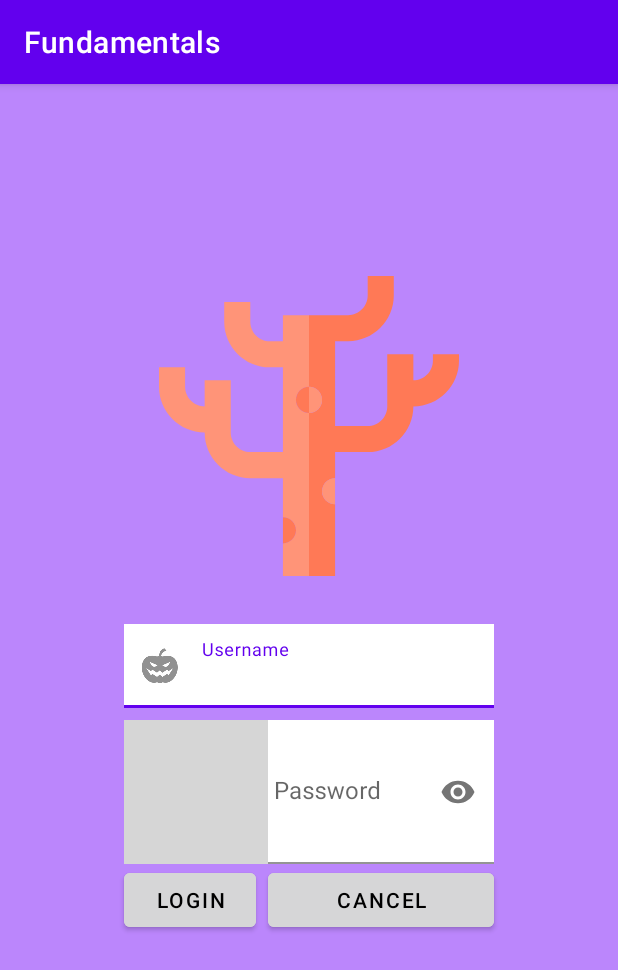
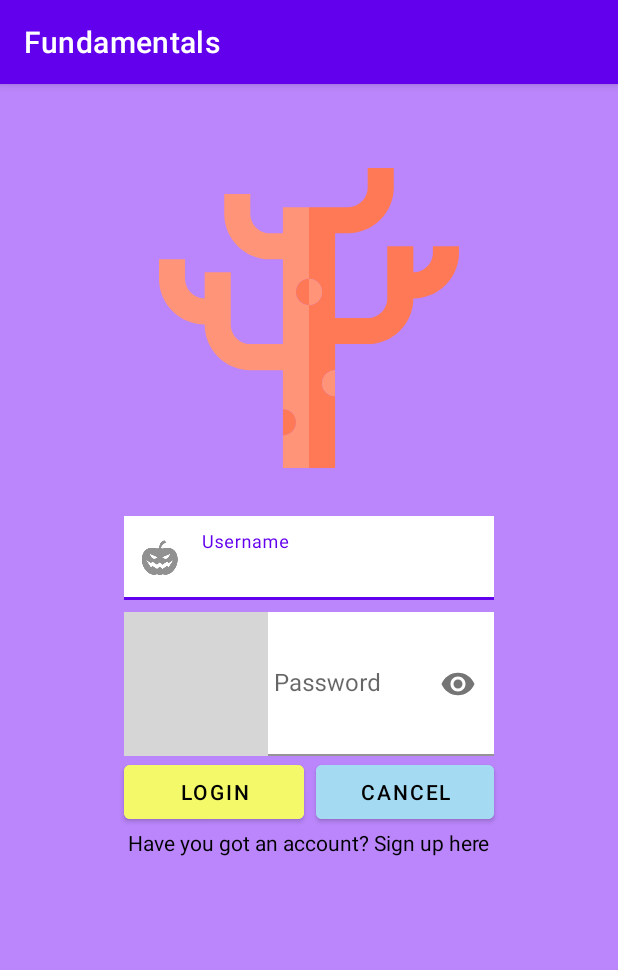
Before and after one commit to Nereare4/First, an Android app: the screen it shows after launch (MainActivity before the commit, LoginActivity after it), on a phone screen of 412 x 824 dp. Shown: the top 970 px of the screen. Run offline under Robolectric (Android 15) with nearby library versions, the phone set to English and light mode, and no system bars; grey boxes are pictures that could not be loaded.

Commit message:
rename activity, create new activity and styles

```diff
--- /dev/null
+++ b/app/src/main/java/com/example/fundamentals/LoginActivity.java
@@ -0,0 +1,32 @@
+package com.example.fundamentals;
+
+import androidx.appcompat.app.AppCompatActivity;
+
+import android.content.Intent;
+import android.os.Bundle;
+import android.view.View;
+import android.widget.TextView;
+
+public class LoginActivity extends AppCompatActivity {
+
+    TextView texto;
+
+    @Override
+    protected void onCreate(Bundle savedInstanceState) {
+        super.onCreate(savedInstanceState);
+        setContentView(R.layout.activity_login);
+
+        texto = findViewById(R.id.texto);
+
+        texto.setOnClickListener(new View.OnClickListener() {
+            @Override
+            public void onClick(View view) {
+                openMain();
+            }
+        });
+    }
+    public void openMain(){
+        Intent intent = new Intent(this, SingupActivity.class);
+        startActivity(intent);
+    }
+}
--- a/app/src/main/java/com/example/fundamentals/MainActivity.java
+++ b/app/src/main/java/com/example/fundamentals/SingupActivity.java
@@ -4,11 +4,11 @@ import androidx.appcompat.app.AppCompatActivity;
 
 import android.os.Bundle;
 
-public class MainActivity extends AppCompatActivity {
+public class SingupActivity extends AppCompatActivity {
 
     @Override
     protected void onCreate(Bundle savedInstanceState) {
         super.onCreate(savedInstanceState);
-        setContentView(R.layout.activity_main);
+        setContentView(R.layout.activity_singup);
     }
 }
--- /dev/null
+++ b/app/src/main/res/layout/activity_login.xml
@@ -0,0 +1,107 @@
+<?xml version="1.0" encoding="utf-8"?>
+<androidx.constraintlayout.widget.ConstraintLayout xmlns:android="http://schemas.android.com/apk/res/android"
+    xmlns:app="http://schemas.android.com/apk/res-auto"
+    xmlns:tools="http://schemas.android.com/tools"
+    android:layout_width="match_parent"
+    android:layout_height="match_parent"
+    tools:context=".LoginActivity"
+    android:background="@color/purple_200">
+    <ImageView
+        android:id="@+id/tree"
+        android:layout_width="200dp"
+        android:layout_height="200dp"
+        android:layout_marginTop="56dp"
+        app:layout_constraintTop_toTopOf="parent"
+        app:layout_constraintStart_toStartOf="parent"
+        app:layout_constraintEnd_toEndOf="parent"
+        android:src="@drawable/tree_svgrepo_com"/>
+    <!--<TextView
+        android:id="@+id/username"
+        android:layout_width="0dp"
+        android:layout_height="wrap_content"
+        app:layout_constraintTop_toBottomOf="@id/tree"
+        app:layout_constraintEnd_toEndOf="@id/rightguide"
+        app:layout_constraintStart_toStartOf="@+id/leftguide"
+        app:layout_constraintHorizontal_bias="0.496"
+        android:layout_marginTop="32dp"
+        android:padding="8dp"
+        android:background="@color/white"
+        android:hint="Username"/>
+    <TextView
+        android:id="@+id/password"
+        android:layout_width="0dp"
+        android:layout_height="wrap_content"
+        app:layout_constraintTop_toBottomOf="@id/username"
+        app:layout_constraintEnd_toEndOf="@id/rightguide"
+        app:layout_constraintStart_toStartOf="@+id/leftguide"
+        app:layout_constraintHorizontal_bias="0.496"
+        android:layout_marginTop="8dp"
+        android:padding="8dp"
+        android:background="@color/white"
+        android:hint="Password"/>-->
+    <com.google.android.material.textfield.TextInputLayout
+        android:id="@+id/tilusername"
+        app:layout_constraintTop_toBottomOf="@id/tree"
+        app:layout_constraintEnd_toEndOf="@id/rightguide"
+        app:layout_constraintStart_toStartOf="@+id/leftguide"
+        app:startIconDrawable="@drawable/ic_action_pumpkin"
+        style="@style/textinputlayoutUsername">
+        <EditText
+            android:layout_width="match_parent"
+            android:layout_height="wrap_content"
+            android:background="@color/white"
+            android:hint="Username"/>
+    </com.google.android.material.textfield.TextInputLayout>
+    <com.google.android.material.textfield.TextInputLayout
+        android:id="@+id/tilpassword"
+        app:layout_constraintTop_toBottomOf="@id/tilusername"
+        app:layout_constraintEnd_toEndOf="@id/rightguide"
+        app:layout_constraintStart_toStartOf="@+id/leftguide"
+        app:passwordToggleEnabled="true"
+        app:startIconDrawable="@drawable/ic_action_candy"
+        style="@style/textinoutlayoutPassword">
+        <EditText
+            android:layout_width="match_parent"
+            android:layout_height="wrap_content"
+            android:background="@color/white"
+            android:hint="Password"
+            android:inputType="textPassword" />
+    </com.google.android.material.textfield.TextInputLayout>
+    <Button
+        android:id="@+id/login"
+        app:layout_constraintTop_toBottomOf="@+id/tilpassword"
+        app:layout_constraintStart_toStartOf="@id/leftguide"
+        android:text="login"
+        style="@style/mainbuttonyellow" />
+    <Button
+        android:id="@+id/cancel"
+        app:layout_constraintEnd_toStartOf="@id/rightguide"
+        app:layout_constraintStart_toEndOf="@id/login"
+        app:layout_constraintTop_toTopOf="@id/login"
+        android:text="Cancel"
+        style="@style/mainbuttonblue" />
+    <TextView
+        android:id="@+id/texto"
+        android:layout_width="wrap_content"
+        android:layout_height="wrap_content"
+        app:layout_constraintTop_toBottomOf="@id/cancel"
+        app:layout_constraintEnd_toEndOf="@id/rightguide"
+        app:layout_constraintStart_toStartOf="@+id/leftguide"
+        android:text="Have you got an account? Sign up here"
+        android:textColor="@color/black"/>
+
+    <androidx.constraintlayout.widget.Guideline
+        android:id="@+id/leftguide"
+        android:layout_width="match_parent"
+        android:layout_height="match_parent"
+        android:orientation="vertical"
+        app:layout_constraintGuide_percent="0.2" />
+    <androidx.constraintlayout.widget.Guideline
+        android:id="@+id/rightguide"
+        android:layout_width="match_parent"
+        android:layout_height="match_parent"
+        android:orientation="vertical"
+        app:layout_constraintGuide_percent="0.80"/>
+
+
+</androidx.constraintlayout.widget.ConstraintLayout>
--- a/app/src/main/res/layout/activity_main.xml
+++ b/app/src/main/res/layout/activity_singup.xml
@@ -4,50 +4,24 @@
     xmlns:tools="http://schemas.android.com/tools"
     android:layout_width="match_parent"
     android:layout_height="match_parent"
-    tools:context=".MainActivity"
+    tools:context=".LoginActivity"
     android:background="@color/purple_200">
     <ImageView
         android:id="@+id/tree"
         android:layout_width="200dp"
         android:layout_height="200dp"
-        android:layout_marginTop="128dp"
+        android:layout_marginTop="40dp"
         app:layout_constraintTop_toTopOf="parent"
         app:layout_constraintStart_toStartOf="parent"
         app:layout_constraintEnd_toEndOf="parent"
         android:src="@drawable/tree_svgrepo_com"/>
-    <!--<TextView
-        android:id="@+id/username"
-        android:layout_width="0dp"
-        android:layout_height="wrap_content"
+    <com.google.android.material.textfield.TextInputLayout
+        android:id="@+id/tilusername"
         app:layout_constraintTop_toBottomOf="@id/tree"
         app:layout_constraintEnd_toEndOf="@id/rightguide"
         app:layout_constraintStart_toStartOf="@+id/leftguide"
-        app:layout_constraintHorizontal_bias="0.496"
-        android:layout_marginTop="32dp"
-        android:padding="8dp"
-        android:background="@color/white"
-        android:hint="Username"/>
-    <TextView
-        android:id="@+id/password"
-        android:layout_width="0dp"
-        android:layout_height="wrap_content"
-        app:layout_constraintTop_toBottomOf="@id/username"
-        app:layout_constraintEnd_toEndOf="@id/rightguide"
-        app:layout_constraintStart_toStartOf="@+id/leftguide"
-        app:layout_constraintHorizontal_bias="0.496"
-        android:layout_marginTop="8dp"
-        android:padding="8dp"
-        android:background="@color/white"
-        android:hint="Password"/>-->
-    <com.google.android.material.textfield.TextInputLayout
-        android:id="@+id/tilusername"
-        android:layout_width="0dp"
-        android:layout_height="wrap_content"
-        app:layout_constraintTop_toBottomOf="@id/tree"
-        app:layout_constraintEnd_toEndOf="@id/rightguide"
-        app:layout_constraintStart_toStartOf="@+id/leftguide"
-        android:layout_marginTop="32dp"
-        app:startIconDrawable="@drawable/ic_action_pumpkin">
+        app:startIconDrawable="@drawable/ic_action_pumpkin"
+        style="@style/textinputlayoutUsername">
         <EditText
             android:layout_width="match_parent"
             android:layout_height="wrap_content"
@@ -55,15 +29,26 @@
             android:hint="Username"/>
     </com.google.android.material.textfield.TextInputLayout>
     <com.google.android.material.textfield.TextInputLayout
-        android:id="@+id/tilpassword"
-        android:layout_width="0dp"
-        android:layout_height="wrap_content"
+        android:id="@+id/tilemail"
         app:layout_constraintTop_toBottomOf="@id/tilusername"
         app:layout_constraintEnd_toEndOf="@id/rightguide"
         app:layout_constraintStart_toStartOf="@+id/leftguide"
-        android:layout_marginTop="8dp"
+        app:startIconDrawable="@drawable/ic_action_pumpkin"
+        style="@style/textinoutlayoutPassword">
+        <EditText
+            android:layout_width="match_parent"
+            android:layout_height="wrap_content"
+            android:background="@color/white"
+            android:hint="Email"/>
+    </com.google.android.material.textfield.TextInputLayout>
+    <com.google.android.material.textfield.TextInputLayout
+        android:id="@+id/tilpassword"
+        app:layout_constraintTop_toBottomOf="@id/tilemail"
+        app:layout_constraintEnd_toEndOf="@id/rightguide"
+        app:layout_constraintStart_toStartOf="@+id/leftguide"
         app:passwordToggleEnabled="true"
-        app:startIconDrawable="@drawable/ic_action_candy">
+        app:startIconDrawable="@drawable/ic_action_candy"
+        style="@style/textinoutlayoutPassword">
         <EditText
             android:layout_width="match_parent"
             android:layout_height="wrap_content"
@@ -71,26 +56,34 @@
             android:hint="Password"
             android:inputType="textPassword" />
     </com.google.android.material.textfield.TextInputLayout>
+    <com.google.android.material.textfield.TextInputLayout
+        android:id="@+id/tilrepeatpassword"
+        app:layout_constraintTop_toBottomOf="@id/tilpassword"
+        app:layout_constraintEnd_toEndOf="@id/rightguide"
+        app:layout_constraintStart_toStartOf="@+id/leftguide"
+        app:passwordToggleEnabled="true"
+        app:startIconDrawable="@drawable/ic_action_candy"
+        style="@style/textinoutlayoutPassword">
+        <EditText
+            android:layout_width="match_parent"
+            android:layout_height="wrap_content"
+            android:background="@color/white"
+            android:hint="Repeat password"
+            android:inputType="textPassword" />
+    </com.google.android.material.textfield.TextInputLayout>
     <Button
         android:id="@+id/login"
-        android:layout_width="0dp"
-        android:layout_height="wrap_content"
-        app:layout_constraintTop_toBottomOf="@+id/tilpassword"
+        app:layout_constraintTop_toBottomOf="@+id/tilrepeatpassword"
         app:layout_constraintStart_toStartOf="@id/leftguide"
-        android:text="login"
-        android:textColor="@color/black"
-        android:backgroundTint="@color/yellow"/>
+        android:text="sign up"
+        style="@style/mainbuttonyellow" />
     <Button
         android:id="@+id/cancel"
-        android:layout_width="0dp"
-        android:layout_height="wrap_content"
         app:layout_constraintEnd_toStartOf="@id/rightguide"
         app:layout_constraintStart_toEndOf="@id/login"
         app:layout_constraintTop_toTopOf="@id/login"
-        android:layout_marginLeft="8dp"
         android:text="Cancel"
-        android:textColor="@color/black"
-        android:backgroundTint="@color/yellow"/>
+        style="@style/mainbuttonblue" />
 
     <androidx.constraintlayout.widget.Guideline
         android:id="@+id/leftguide"
--- a/app/src/main/res/values/colors.xml
+++ b/app/src/main/res/values/colors.xml
@@ -7,4 +7,6 @@
     <color name="teal_700">#FF018786</color>
     <color name="black">#FF000000</color>
     <color name="white">#FFFFFFFF</color>
+    <color name="blue">#a5dbf2 </color>
+    <color name="yellow">#f3f968 </color>
 </resources>
--- /dev/null
+++ b/app/src/main/res/values/styles.xml
@@ -0,0 +1,30 @@
+<?xml version="1.0" encoding="utf-8"?>
+<resources>
+
+    <style name="mainbuttonyellow">
+        <item name="android:layout_width">120dp</item>
+        <item name="android:layout_height">wrap_content</item>
+        <item name="android:textColor">@color/black</item>
+        <item name="android:backgroundTint">@color/yellow</item>
+    </style>
+
+    <style name="mainbuttonblue">
+        <item name="android:layout_width">0dp</item>
+        <item name="android:layout_height">wrap_content</item>
+        <item name="android:layout_marginLeft">8dp</item>
+        <item name="android:textColor">@color/black</item>
+        <item name="android:backgroundTint">@color/blue</item>
+    </style>
+
+    <style name="textinputlayoutUsername">
+        <item name="android:layout_width">0dp</item>
+        <item name="android:layout_height">wrap_content</item>
+        <item name="android:layout_marginTop">32dp</item>
+    </style>
+
+    <style name="textinoutlayoutPassword">
+        <item name="android:layout_width">0dp</item>
+        <item name="android:layout_height">wrap_content</item>
+        <item name="android:layout_marginTop">8dp</item>
+    </style>
+</resources>
```
Also changed, not shown: app/src/main/AndroidManifest.xml (+11 -4 lines).
